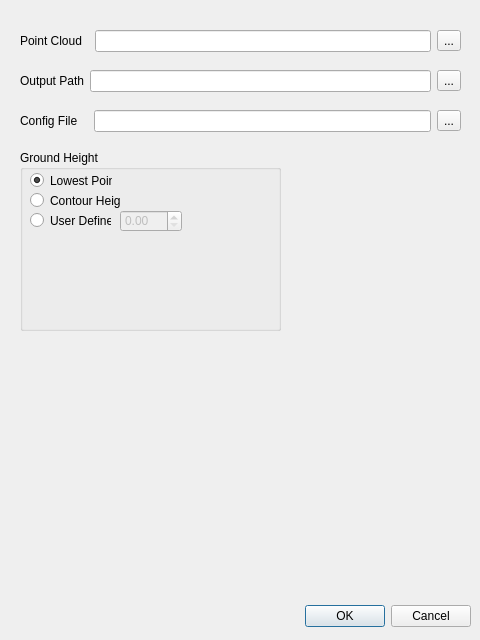
First picture: the form in qCC/ui_templates/bdr3D4EMDlg.ui, repository CloudCompare/CloudCompare, before the edit.
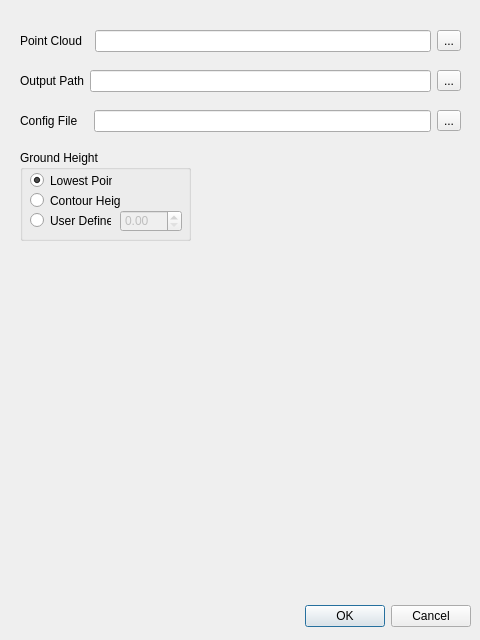
Second picture: the form after the edit.

What changed in the file:
```diff
--- a/qCC/ui_templates/bdr3D4EMDlg.ui
+++ b/qCC/ui_templates/bdr3D4EMDlg.ui
@@ -121,8 +121,8 @@
     <rect>
      <x>20</x>
      <y>150</y>
-     <width>261</width>
-     <height>181</height>
+     <width>171</width>
+     <height>91</height>
     </rect>
    </property>
    <property name="title">
```
